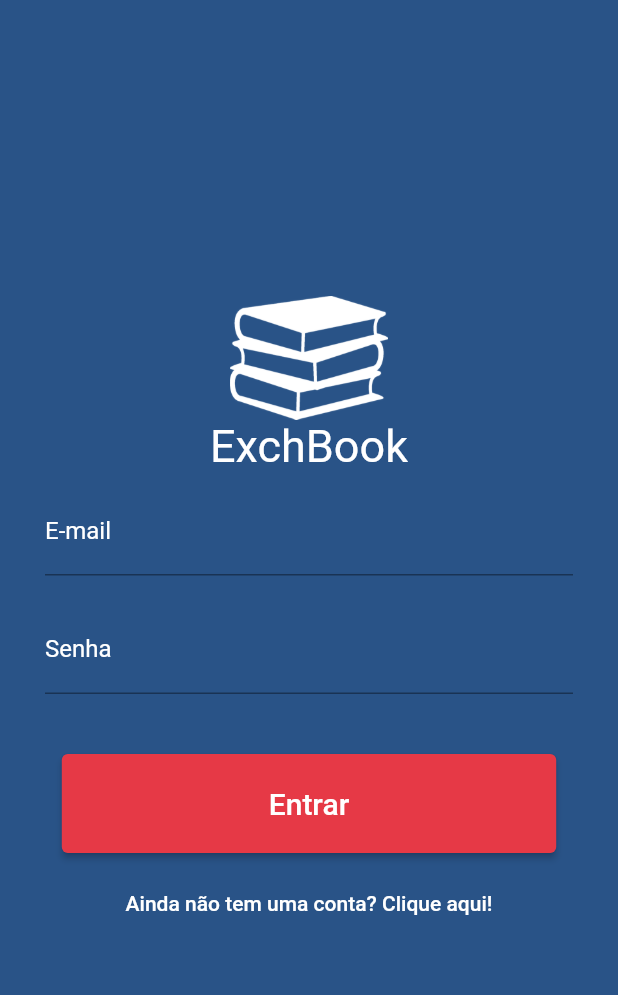
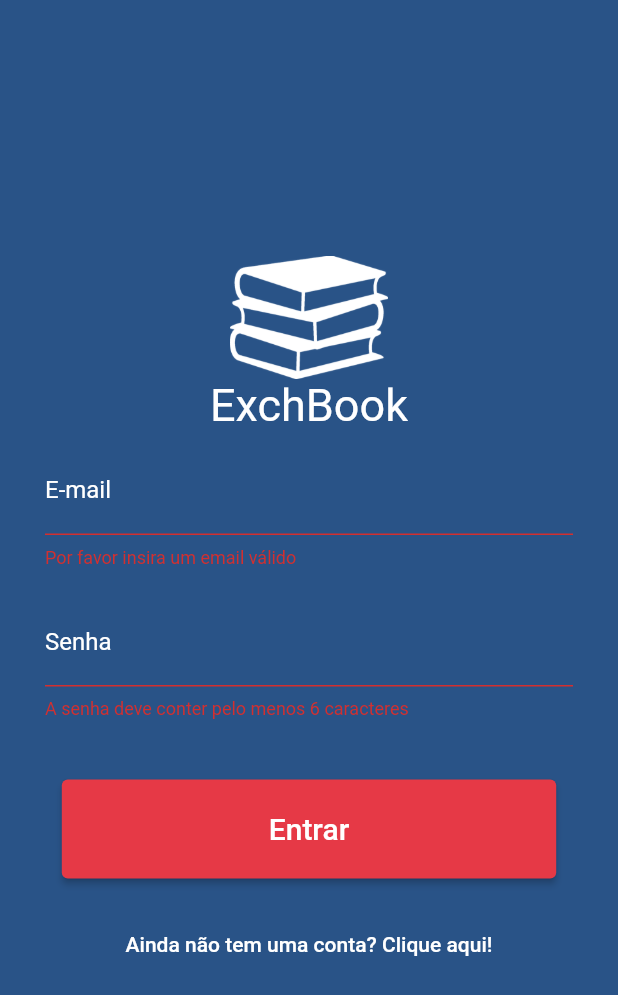
Before and after one commit to chfleury/exch-book-mobile, a Flutter app: the LoginPage screen opened directly, after a tap on "Entrar", on a phone screen of 412 x 824 dp. Shown: the top 995 px of the screen. Run offline on Flutter 3.47's test engine with Material 2 defaults, Android fonts, the phone set to English and light mode, and no system bars; our stand-ins replace get, get_storage; accounts and stored records are empty; Roboto replaces fonts that are missing (SIMPLIFICA Typeface).

Commit message:
adding user controller

```diff
--- /dev/null
+++ b/lib/controllers/login_controller.dart
@@ -0,0 +1,37 @@
+import 'package:exch_book/views/home_page.dart';
+import 'package:exch_book/views/register.dart';
+import 'package:get/get.dart';
+import 'package:get_storage/get_storage.dart';
+import 'package:exch_book/services/rest_api_service.dart';
+import 'package:flutter/material.dart';
+
+class LoginController {
+  LoginController(this.api);
+
+  final formKey = GlobalKey<FormState>();
+  final ApiService api;
+  var state = ''.obs;
+
+  String email = '';
+  String password = '';
+
+  login() async {
+    if (formKey.currentState!.validate()) {
+      formKey.currentState!.save();
+      print(email + ' ' + password);
+      state.value = 'loading';
+
+      final token = await api.login(email: email, password: password);
+      if (token == 'error') {
+        state.value = 'error';
+        return;
+      }
+
+      final box = GetStorage();
+      box.write('token', token);
+
+      state.value = '';
+      Get.off(() => HomePage());
+    }
+  }
+}
--- a/lib/views/login_page.dart
+++ b/lib/views/login_page.dart
@@ -1,5 +1,9 @@
+import 'package:exch_book/controllers/login_controller.dart';
+import 'package:exch_book/services/rest_api_service.dart';
 import 'package:exch_book/util/constants.dart';
+import 'package:exch_book/views/register.dart';
 import 'package:flutter/material.dart';
+import 'package:get/get.dart';
 
 class LoginPage extends StatefulWidget {
   const LoginPage({Key? key}) : super(key: key);
@@ -9,20 +13,12 @@ class LoginPage extends StatefulWidget {
 }
 
 class _LoginPageState extends State<LoginPage> {
-  final _formKey = GlobalKey<FormState>();
-  String _email = '';
-  String _senha = '';
-
-  _submit() async {
-    if (_formKey.currentState!.validate()) {
-      _formKey.currentState!.save();
-      // _loginBloc.add(Login(email: _email, senha: _senha));
-    }
-  }
+  final apiService = ApiService();
+  late LoginController controller;
 
   @override
   void initState() {
-    // _loginBloc = LoginBloc(repository);
+    controller = LoginController(apiService);
     super.initState();
   }
 
@@ -49,7 +45,7 @@ class _LoginPageState extends State<LoginPage> {
                   color: Colors.white),
             ),
             Form(
-              key: _formKey,
+              key: controller.formKey,
               child: Column(
                 children: <Widget>[
                   Padding(
@@ -69,7 +65,7 @@ class _LoginPageState extends State<LoginPage> {
                           labelStyle: TextStyle(
                             color: Colors.white,
                           )),
-                      onSaved: (input) => _email = input!,
+                      onSaved: (input) => controller.email = input!,
                     ),
                   ),
                   Padding(
@@ -87,7 +83,7 @@ class _LoginPageState extends State<LoginPage> {
                       decoration: InputDecoration(
                           labelText: 'Senha',
                           labelStyle: TextStyle(color: Colors.white)),
-                      onSaved: (input) => _senha = input!,
+                      onSaved: (input) => controller.password = input!,
                     ),
                   ),
                   SizedBox(
@@ -99,38 +95,33 @@ class _LoginPageState extends State<LoginPage> {
                     child: ElevatedButton(
                         style: ElevatedButton.styleFrom(
                             primary: Constants.secondaryColor),
-                        onPressed: () => {},
+                        onPressed: controller.login,
                         child: Text(
                           Constants.login,
                           style: TextStyle(fontSize: 20),
                         )),
-                  ), // BlocListener<LoginBloc, LoginState>(
-                  //   bloc: _loginBloc,
-                  //   listener: (context, state) {
-                  //     if (state is LoginLoaded) {
-                  //       Navigator.of(context)
-                  //           .pushReplacementNamed(HomeScreen.id);
-                  //     } else if (state is LoginError) {
-                  //       print('Usuario ou senha invalidos');
-                  //     }
-                  //   },
-                  //   child: BlocBuilder<LoginBloc, LoginState>(
-                  //       bloc: _loginBloc,
-                  //       builder: (context, state) {
-                  //         if (state is LoginLoading) {
-                  //           return Center(
-                  //             child: LinearProgressIndicator(),
-                  //           );
-                  //         }
-                  //         return GradientButton(
-                  //             label: 'Entrar', onPressed: _submit);
-                  //       }),
-                  // ),
+                  ),
+                  SizedBox(
+                    height: 10,
+                  ),
+                  Obx(() {
+                    if (controller.state.value == 'loading') {
+                      return LinearProgressIndicator();
+                    } else if (controller.state.value == 'error') {
+                      return Text(
+                        'Verifique suas credenciais ou conexão com a internet',
+                        style: TextStyle(color: Colors.red),
+                      );
+                    } else {
+                      return Container();
+                    }
+                  }),
+
                   SizedBox(
                     height: 10,
                   ),
                   TextButton(
-                      onPressed: () => {},
+                      onPressed: () => {Get.to(RegisterPage())},
                       child: Text(
                         Constants.dontHaveAccount,
                         style: TextStyle(color: Colors.white),
```
Also changed, not shown: lib/main.dart (+13 -10 lines), lib/services/rest_api_service.dart (+28 -1 lines), lib/views/home_page.dart (added, +20 -0 lines), lib/controllers/user_controller.dart (deleted).
